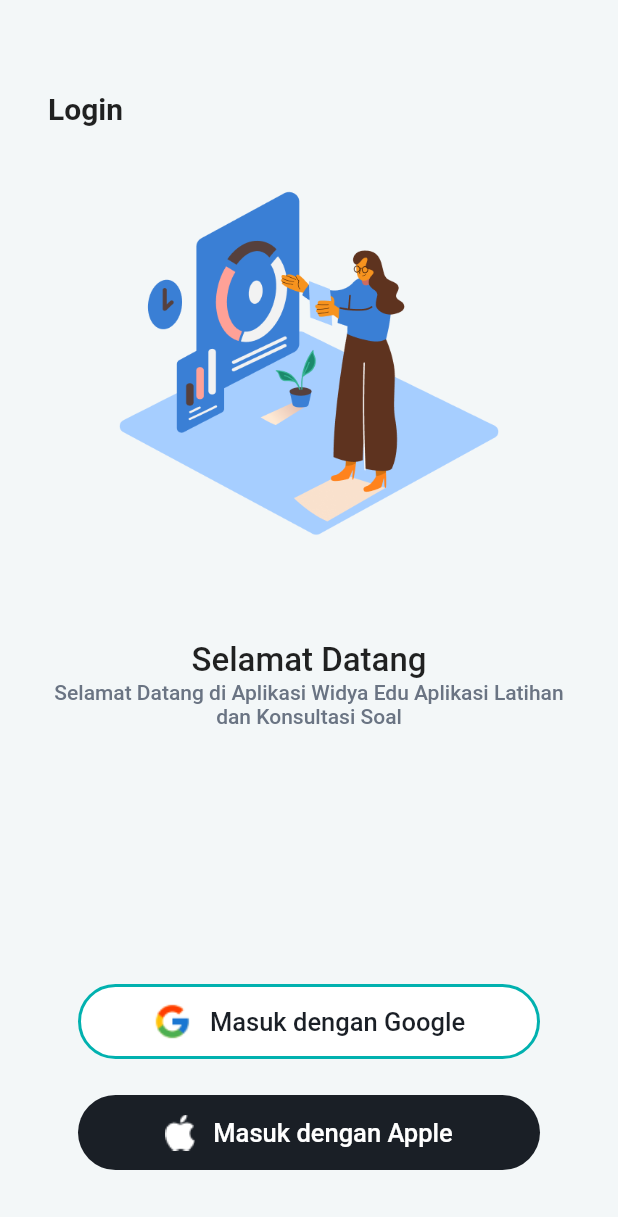
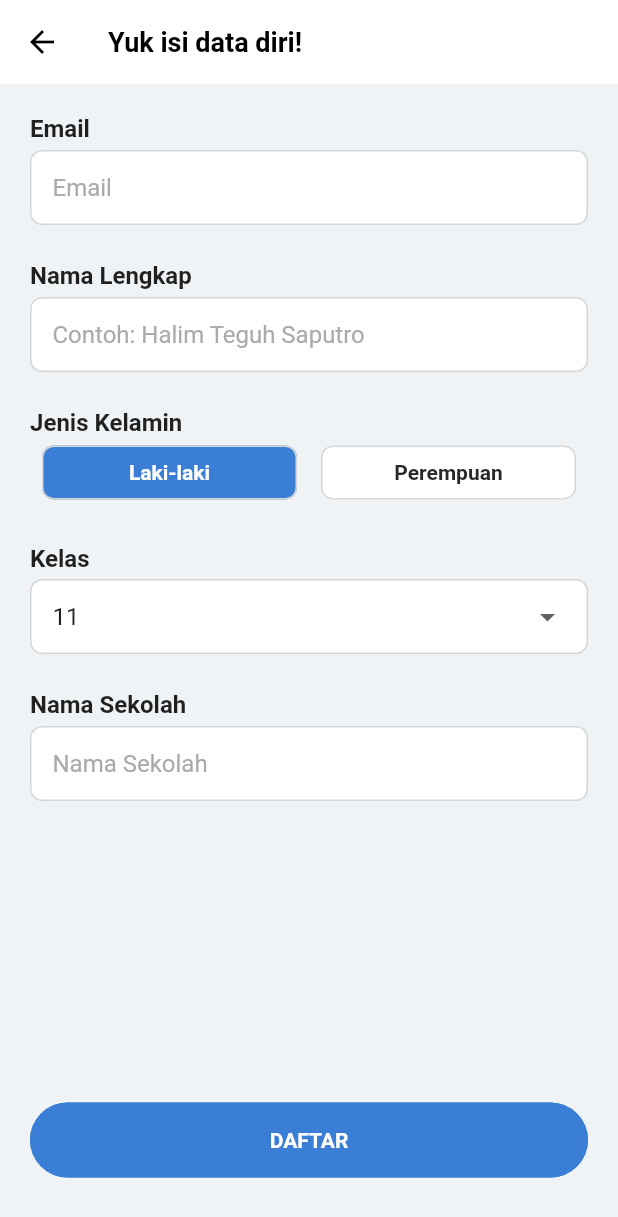
Before and after one commit to HalimTeguh/project, a Flutter app: the screen it shows after launch, after a tap on "Masuk dengan Google", on a phone screen of 412 x 824 dp. Shown: the top 1217 px of the screen. Run offline on Flutter 3.47's test engine with Material 2 defaults, Android fonts, the light colour scheme and no system bars.

Commit message:
add register page

```diff
--- a/belajar_yuk/lib/constants/R/app_colors.dart
+++ b/belajar_yuk/lib/constants/R/app_colors.dart
@@ -3,9 +3,12 @@ import 'package:flutter/material.dart';
 class AppColor{
   Color primary = Color(0xff3A7fd5);
   Color grey = Color(0xffF3F7F8);
+  Color greyBorder = Color(0xffD6D6D6);
+  Color greyHintText = Color(0xffAAAAAA);
 
   Color borderLoginGoogle = Color(0xFF01B1AF);
   Color blackLogin = Color(0xFF1A1F26);
+  Color blackGenderText = Color(0xFF282828);
 
   Color secondary_Font = Color(0xff6A7483);
 }
--- a/belajar_yuk/lib/constants/R/strings.dart
+++ b/belajar_yuk/lib/constants/R/strings.dart
@@ -4,4 +4,5 @@ class Strings {
   String loginDesc = "Selamat Datang di Aplikasi Widya Edu Aplikasi Latihan dan Konsultasi Soal";
   String loginGoogle = "Masuk dengan Google";
   String loginApple = "Masuk dengan Apple";
+  String daftar = "DAFTAR";
 }
--- a/belajar_yuk/lib/main.dart
+++ b/belajar_yuk/lib/main.dart
@@ -1,4 +1,6 @@
 import 'package:belajar_yuk/view/login_page.dart';
+import 'package:belajar_yuk/view/main_page.dart';
+import 'package:belajar_yuk/view/register_page.dart';
 import 'package:belajar_yuk/view/splash_screen.dart';
 import 'package:flutter/material.dart';
 
@@ -31,6 +33,8 @@ class MyApp extends StatelessWidget {
       routes: {
         "/" : (context) => const SplashScreen(),
         LoginPage.route : (context) => const LoginPage(),
+        RegisterPage.route:(context) => const RegisterPage(),
+        MainPage.route:(context) => const MainPage(),
       },
     );
   }
--- a/belajar_yuk/lib/view/login_page.dart
+++ b/belajar_yuk/lib/view/login_page.dart
@@ -1,11 +1,11 @@
 import 'package:belajar_yuk/constants/R/assets.dart';
 import 'package:belajar_yuk/constants/r.dart';
+import 'package:belajar_yuk/view/register_page.dart';
 import 'package:flutter/material.dart';
 
 class LoginPage extends StatefulWidget {
   const LoginPage({super.key});
-  static  const String route = "login_screen";
-
+  static const String route = "login_screen";
 
   @override
   State<LoginPage> createState() => _LoginPageState();
@@ -20,86 +20,123 @@ class _LoginPageState extends State<LoginPage> {
         padding: const EdgeInsets.all(32.0),
         child: Column(
           children: [
-            SizedBox(height: 29,),
+            SizedBox(
+              height: 29,
+            ),
             Align(
               alignment: Alignment.topLeft,
-              child: Text(R.strings.login, style: TextStyle(
+              child: Text(
+                R.strings.login,
+                style: TextStyle(
                   fontSize: 20,
                   fontWeight: FontWeight.w700,
-              ),),
                 ),
-            SizedBox(height: 35,),
+              ),
+            ),
+            SizedBox(
+              height: 35,
+            ),
             Image.asset(R.assets.imgLogin),
-            SizedBox(height: 62,),
-            Text(R.strings.welcome, style: TextStyle(
+            SizedBox(
+              height: 62,
+            ),
+            Text(
+              R.strings.welcome,
+              style: TextStyle(
                 fontSize: 22,
                 fontWeight: FontWeight.w500,
-            ),),
-            Text(R.strings.loginDesc, textAlign: TextAlign.center, style: TextStyle(
+              ),
+            ),
+            Text(
+              R.strings.loginDesc,
+              textAlign: TextAlign.center,
+              style: TextStyle(
                 fontSize: 14,
                 fontWeight: FontWeight.w500,
                 color: R.colors.secondary_Font,
-            ),),
+              ),
+            ),
             Spacer(),
-            Padding(
-              padding: const EdgeInsets.symmetric(horizontal: 20, vertical: 12),
-              child: ElevatedButton(
-                style: ElevatedButton.styleFrom(
-                  elevation: 0,
+            ButtonLogin(
+              onTap: () {
+                Navigator.of(context).pushNamed(RegisterPage.route);
+              },
               backgroundColor: Colors.white,
-                  shape: RoundedRectangleBorder(
-                    borderRadius: BorderRadius.circular(25),
-                    side: BorderSide(color: R.colors.borderLoginGoogle, width: 2)
-                  ),
-                  fixedSize: Size(MediaQuery.of(context).size.width * 0.8, 50),
-                ),
-                onPressed: (){},
               child: Row(
                 mainAxisAlignment: MainAxisAlignment.center,
-                  children:[
+                children: [
                   Image.asset(R.assets.icGoogle),
-                    SizedBox(width: 12,),
+                  SizedBox(
+                    width: 12,
+                  ),
                   Text(
                     R.strings.loginGoogle,
                     style: TextStyle(
                         fontSize: 17,
                         fontWeight: FontWeight.w500,
-                        color: R.colors.blackLogin
-              ),),
+                        color: R.colors.blackLogin),
+                  ),
                 ],
-                )),
               ),
-            Padding(
-              padding: const EdgeInsets.symmetric(horizontal: 20, vertical: 12),
-              child: ElevatedButton(
-                style: ElevatedButton.styleFrom(
-                  elevation: 0,
+              borderColor: R.colors.borderLoginGoogle,
+            ),
+            ButtonLogin(
+              onTap: () {},
               backgroundColor: R.colors.blackLogin,
-                  shape: RoundedRectangleBorder(
-                    borderRadius: BorderRadius.circular(25),
-                  ),
-                  fixedSize: Size(MediaQuery.of(context).size.width * 0.8, 50),
-                ),
-                onPressed: (){},
               child: Row(
                 mainAxisAlignment: MainAxisAlignment.center,
-                  children:[
+                children: [
                   Image.asset(R.assets.icApple),
-                    SizedBox(width: 12,),
+                  SizedBox(
+                    width: 12,
+                  ),
                   Text(
                     R.strings.loginApple,
                     style: TextStyle(
                         fontSize: 17,
                         fontWeight: FontWeight.w500,
-                        color: Colors.white
-              ),),
+                        color: Colors.white),
+                  ),
                 ],
-                )),
+              ),
+              borderColor: Colors.black,
             )
-
           ],
         ),
       ),
     );
   }
 }
+
+class ButtonLogin extends StatelessWidget {
+  const ButtonLogin({
+    Key? key,
+    required this.backgroundColor,
+    required this.child,
+    required this.borderColor,
+    required this.onTap,
+  }) : super(key: key);
+
+  final Color backgroundColor;
+  final Widget child;
+  final Color borderColor;
+  final Function()? onTap;
+
+  @override
+  Widget build(BuildContext context) {
+    return Padding(
+        padding: const EdgeInsets.symmetric(horizontal: 20, vertical: 12),
+        child: ElevatedButton(
+          style: ElevatedButton.styleFrom(
+            elevation: 0,
+            backgroundColor: backgroundColor,
+            shape: RoundedRectangleBorder(
+                borderRadius: BorderRadius.circular(25),
+                side: BorderSide(color: borderColor)),
+            fixedSize: Size(MediaQuery.of(context).size.width * 0.8, 50),
+          ),
+          onPressed: onTap,
+          child: child,
+        ));
+  }
+}
--- /dev/null
+++ b/belajar_yuk/lib/view/main_page.dart
@@ -0,0 +1,18 @@
+import 'package:flutter/material.dart';
+
+class MainPage extends StatefulWidget {
+  const MainPage({super.key});
+  static String route = "main_page";
+
+  @override
+  State<MainPage> createState() => _MainPageState();
+}
+
+class _MainPageState extends State<MainPage> {
+  @override
+  Widget build(BuildContext context) {
+    return Scaffold(
+      bottomNavigationBar: Container(),
+    );
+  }
+}
--- /dev/null
+++ b/belajar_yuk/lib/view/register_page.dart
@@ -0,0 +1,234 @@
+import 'package:belajar_yuk/constants/r.dart';
+import 'package:belajar_yuk/view/main_page.dart';
+import 'package:flutter/material.dart';
+
+import 'login_page.dart';
+
+class RegisterPage extends StatefulWidget {
+  const RegisterPage({super.key});
+
+  static String route = "register_page";
+
+  @override
+  State<RegisterPage> createState() => _RegisterPageState();
+}
+
+enum Gender { lakilaki, perempuan }
+
+class _RegisterPageState extends State<RegisterPage> {
+  String gender = "Laki-laki";
+  List<String> kelas = ["10", "11", "12"];
+  String selectedKelas = "11";
+
+  onTapGender(Gender genderInput) {
+    if (genderInput == Gender.lakilaki) {
+      gender = "Laki-laki";
+    } else {
+      gender = "Perempuan";
+    }
+    setState(() {});
+  }
+
+  @override
+  Widget build(BuildContext context) {
+    return Scaffold(
+      backgroundColor: Color(0xffF0F3F5),
+      appBar: AppBar(
+        elevation: 0,
+        backgroundColor: Colors.white,
+        iconTheme: const IconThemeData(color: Colors.black),
+        title: const Text(
+          "Yuk isi data diri!",
+          style: TextStyle(
+              fontSize: 18, fontWeight: FontWeight.w700, color: Colors.black),
+        ),
+      ),
+      bottomNavigationBar: SafeArea(
+        child: Padding(
+          padding: const EdgeInsets.only(bottom: 27),
+          child: ButtonLogin(
+                    onTap: () {
+                      Navigator.of(context).pushNamed(MainPage.route);
+                    },
+                    backgroundColor: R.colors.primary,
+                    child: Text(
+                      R.strings.daftar,
+                      style: TextStyle(
+                          fontSize: 14,
+                          fontWeight: FontWeight.w700,
+                          color: Colors.white),
+                    ),
+                    borderColor: R.colors.primary,
+                  ),
+        ),
+      ),
+      body: SingleChildScrollView(
+        child: Padding(
+          padding: const EdgeInsets.all(20.0),
+          child: Column(
+            children: [
+              const RegisterTextField(
+                title: "Email",
+                hintText: "Email",
+              ),
+              const RegisterTextField(
+                title: "Nama Lengkap",
+                hintText: "Contoh: Halim Teguh Saputro",
+              ),
+              Column(
+                crossAxisAlignment: CrossAxisAlignment.start,
+                children: [
+                  const Text(
+                    "Jenis Kelamin",
+                    style: TextStyle(fontSize: 16, fontWeight: FontWeight.w600),
+                  ),
+                  Row(
+                    children: [
+                      Expanded(
+                        child: Padding(
+                          padding: const EdgeInsets.symmetric(horizontal: 8.0),
+                          child: ElevatedButton(
+                              style: ElevatedButton.styleFrom(
+                                  backgroundColor: gender == "Laki-laki"
+                                      ? R.colors.primary
+                                      : Colors.white,
+                                  elevation: 0,
+                                  shape: RoundedRectangleBorder(
+                                      borderRadius: BorderRadius.circular(8),
+                                      side: BorderSide(
+                                          color: R.colors.greyBorder))),
+                              onPressed: () {
+                                onTapGender(Gender.lakilaki);
+                              },
+                              child: Text(
+                                "Laki-laki",
+                                style: TextStyle(
+                                    color: gender == "Laki-laki"
+                                        ? Colors.white
+                                        : R.colors.blackGenderText,
+                                    fontSize: 14,
+                                    fontWeight: FontWeight.w600),
+                              )),
+                        ),
+                      ),
+                      Expanded(
+                        child: Padding(
+                          padding: const EdgeInsets.symmetric(horizontal: 8.0),
+                          child: ElevatedButton(
+                              style: ElevatedButton.styleFrom(
+                                  backgroundColor: gender == "Perempuan"
+                                      ? R.colors.primary
+                                      : Colors.white,
+                                  elevation: 0,
+                                  shape: RoundedRectangleBorder(
+                                      borderRadius: BorderRadius.circular(8),
+                                      side: BorderSide(
+                                          color: R.colors.greyBorder))),
+                              onPressed: () {
+                                onTapGender(Gender.perempuan);
+                              },
+                              child: Text(
+                                "Perempuan",
+                                style: TextStyle(
+                                    color: gender == "Perempuan"
+                                        ? Colors.white
+                                        : R.colors.blackGenderText,
+                                    fontSize: 14,
+                                    fontWeight: FontWeight.w600),
+                              )),
+                        ),
+                      ),
+                    ],
+                  )
+                ],
+              ),
+              const SizedBox(
+                height: 24,
+              ),
+              Column(
+                crossAxisAlignment: CrossAxisAlignment.start,
+                children: [
+                  const Text(
+                    "Kelas",
+                    style: TextStyle(fontSize: 16, fontWeight: FontWeight.w600),
+                  ),
+                  const SizedBox(
+                    height: 4,
+                  ),
+                  Container(
+                    width: double.infinity,
+                    padding: EdgeInsets.symmetric(horizontal: 14),
+                    decoration: BoxDecoration(
+                        color: Colors.white,
+                        borderRadius: BorderRadius.circular(8),
+                        border: Border.all(color: R.colors.greyBorder)),
+                    child: DropdownButtonHideUnderline(
+                      child: DropdownButton<String>(
+                          value: selectedKelas,
+                          items: kelas
+                              .map((e) => DropdownMenuItem<String>(
+                                  child: Text(e), value: e))
+                              .toList(),
+                          onChanged: (String? val) {
+                            selectedKelas = val!;
+                            setState(() {});
+                          }),
+                    ),
+                  ),
+                ],
+              ),
+              const SizedBox(
+                height: 24,
+              ),
+              const RegisterTextField(
+                title: "Nama Sekolah",
+                hintText: "Nama Sekolah",
+              ),
+              // const Spacer(),
+
+            ],
+          ),
+        ),
+      ),
+    );
+  }
+}
+
+class RegisterTextField extends StatelessWidget {
+  const RegisterTextField({
+    Key? key,
+    required this.title,
+    required this.hintText,
+  }) : super(key: key);
+  final String title;
+  final String hintText;
+
+  @override
+  Widget build(BuildContext context) {
+    return Column(crossAxisAlignment: CrossAxisAlignment.start, children: [
+      Text(
+        title,
+        style: const TextStyle(fontSize: 16, fontWeight: FontWeight.w600),
+      ),
+      const SizedBox(
+        height: 5,
+      ),
+      Container(
+        padding: const EdgeInsets.symmetric(horizontal: 14),
+        decoration: BoxDecoration(
+            color: Colors.white,
+            borderRadius: BorderRadius.circular(8),
+            border: Border.all(color: R.colors.greyBorder)),
+        child: TextField(
+          decoration: InputDecoration(
+              border: InputBorder.none,
+              hintText: hintText,
+              hintStyle: TextStyle(color: R.colors.greyHintText)),
+        ),
+      ),
+      const SizedBox(
+        height: 24,
+      )
+    ]);
+  }
+}
--- a/belajar_yuk/lib/view/splash_screen.dart
+++ b/belajar_yuk/lib/view/splash_screen.dart
@@ -13,7 +13,7 @@ class SplashScreen extends StatelessWidget {
 
     Timer(Duration(seconds: 5), (){
       // Navigator.of(context).push(MaterialPageRoute(builder: (context) => LoginPage()));
-      Navigator.of(context).pushNamed(LoginPage.route);
+      Navigator.of(context).pushReplacementNamed(LoginPage.route);
     });
 
     return Scaffold(
```
Lines whose indentation alone changed are shown as unchanged.
